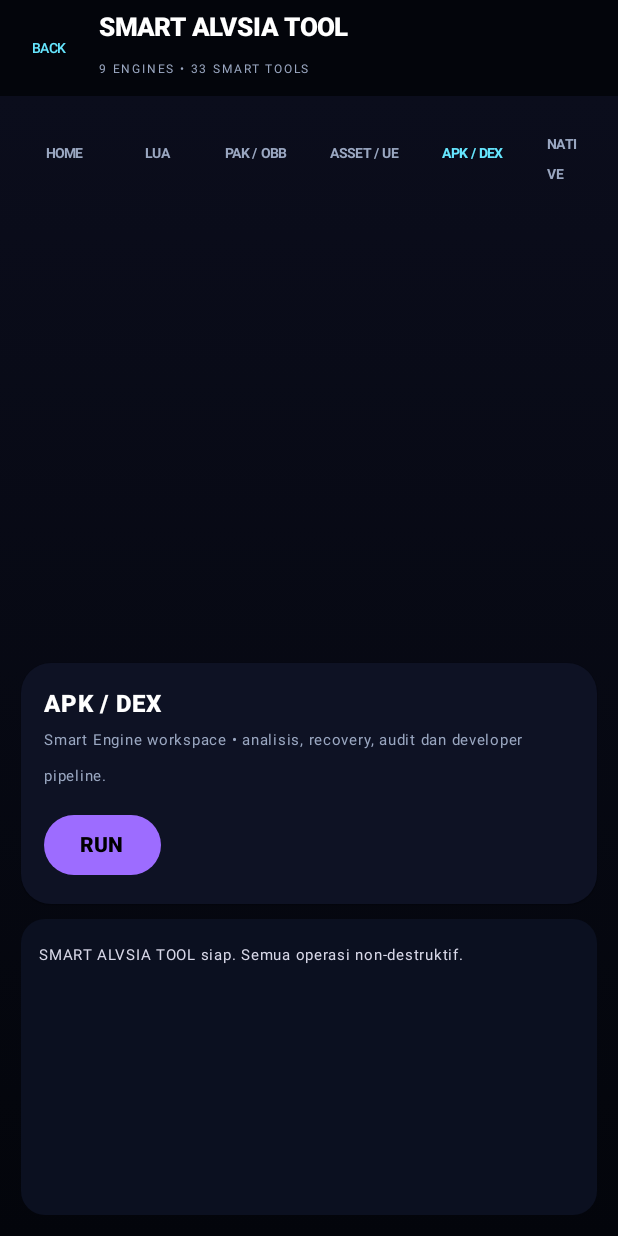
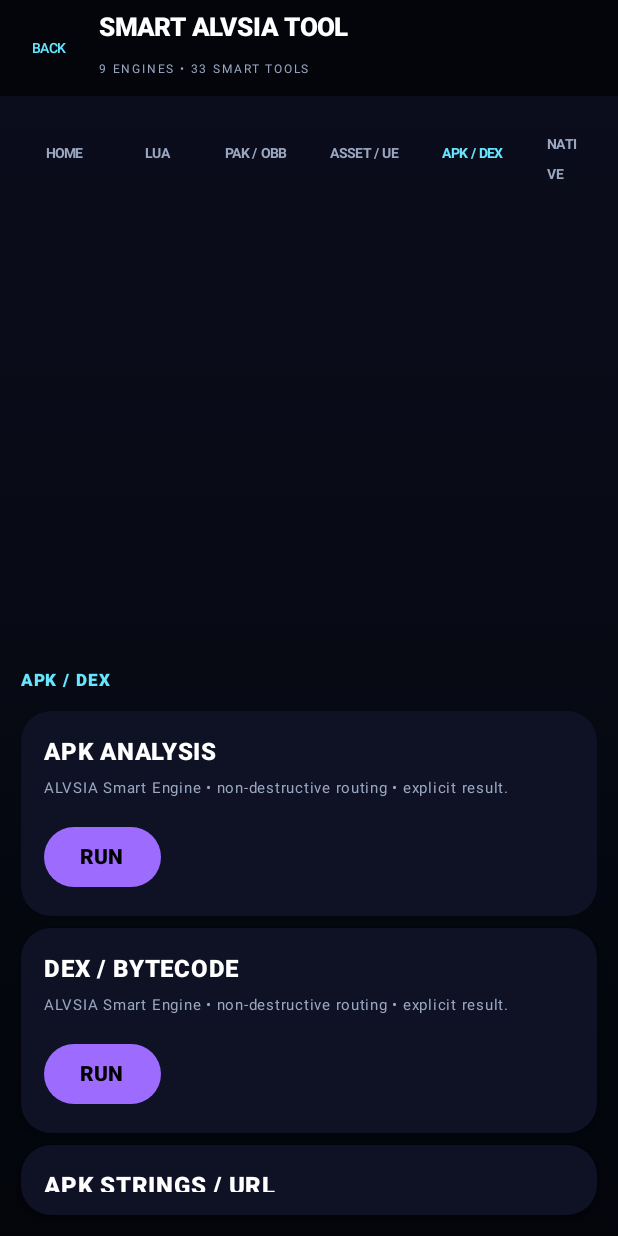
Before and after one commit to papaalvisia-creator/alvsia, an Android app built with Jetpack Compose: the screen it shows after launch (SmartToolActivity), after a tap on "APK / DEX", on a phone screen of 412 x 824 dp. Run offline under Robolectric (Android 15) with nearby library versions, the phone set to English and light mode, and no system bars; libraries missing offline, so code that uses them is left out: app.talsec.rasp; 3 statements that could not run were skipped.

Commit message:
Complete 9-engine 33-tool navigation

```diff
--- a/app/src/main/java/com/alvsia/ai/uncensored/SmartToolActivity.kt
+++ b/app/src/main/java/com/alvsia/ai/uncensored/SmartToolActivity.kt
@@ -193,13 +193,27 @@ private fun SmartToolScreen(uri: Uri?, onPick: () -> Unit, onClear: () -> Unit)
                         LazyColumn(Modifier.padding(12.dp)) { item { Text(log, color = Color(0xFFD8D8E8), fontSize = 10.sp) } }
                     }
                 }
-                "APK / DEX", "NATIVE", "CRYPTO / RECOVERY", "BATCH / DEV LAB" -> {
-                    ToolActionCard("$section", "Smart Engine workspace • analisis, recovery, audit dan developer pipeline.") {
-                        if (uri == null) onPick() else scope.launch {
-                            busy = true
-                            report = withContext(Dispatchers.IO) { SmartToolEngine.analyze(context, uri) }
-                            log = report?.let { SmartToolEngine.batchClassify(context, uri) } ?: "Tidak ada laporan"
-                            busy = false
+                else -> {
+                    val menu = when (section) {
+                        "APK / DEX" -> listOf("APK ANALYSIS" to "analyze", "DEX / BYTECODE" to "file_report", "APK STRINGS / URL" to "strings", "PACKAGE / SIGNATURE AUDIT" to "file_report")
+                        "NATIVE" -> listOf("ELF / SO ANALYZER" to "file_report", "NATIVE STRINGS / SYMBOLS" to "strings", "DEPENDENCY / ABI AUDIT" to "file_report")
+                        "CRYPTO / RECOVERY" -> listOf("SM4 / ZUC / AES ANALYSIS" to "forensics", "XOR / MULTI-XOR RECOVERY" to "forensics", "KEY / IV CANDIDATE SCAN" to "forensics", "COMPRESSION / LAYER RECOVERY" to "forensics")
+                        else -> listOf("BATCH AUDIT / CLASSIFY" to "batch_audit", "COMPARE / REGRESSION" to "batch_audit", "SELF TEST / ENGINE HEALTH" to "self_test")
+                    }
+                    Column(verticalArrangement = Arrangement.spacedBy(8.dp)) {
+                        Text(section, color = STCyan, fontSize = 11.sp, fontWeight = FontWeight.ExtraBold, letterSpacing = 1.2.sp)
+                        menu.forEach { item ->
+                            ToolActionCard(item.first, "ALVSIA Smart Engine • non-destructive routing • explicit result.") {
+                                if (uri == null) onPick() else scope.launch {
+                                    busy = true
+                                    try {
+                                        log = withContext(Dispatchers.IO) { SmartToolEngine.runOperation(context, uri, item.second).toString(2) }
+                                    } catch (e: Exception) {
+                                        log = item.first + " ERROR • " + (e.message ?: "engine unavailable")
+                                    }
+                                    busy = false
+                                }
+                            }
                         }
                     }
                     Spacer(Modifier.height(10.dp))
```
